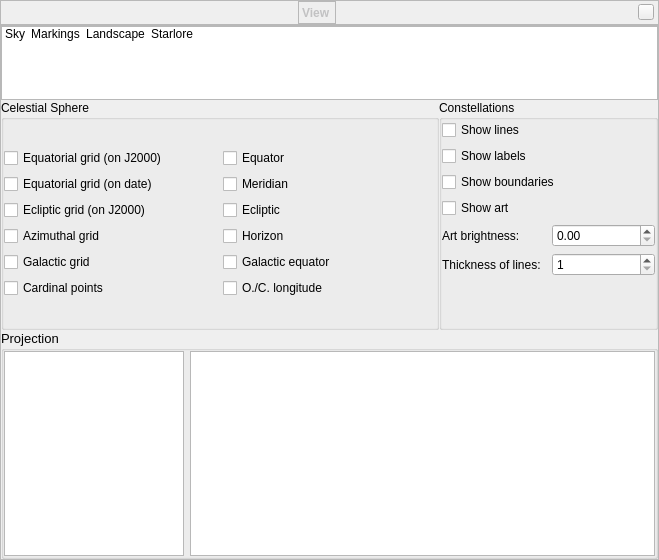
Before: the Qt Designer form src/gui/viewDialog.ui in 519984307/stellarium_src, drawn with Qt 5.
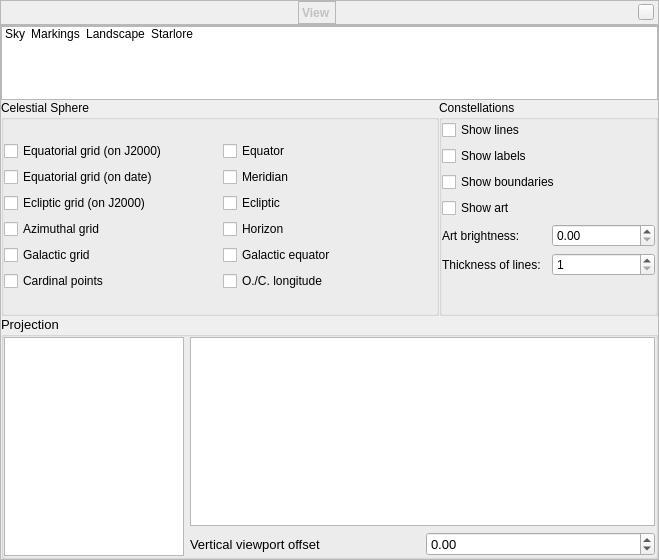
After: the same form once the commit is applied. The open tabs and pages were chosen to show the change. Icons and pictures are not drawn. Custom widgets are drawn as their Qt base class.

Commit message: Added viewport center offset. Useful e.g. to shift horizon down to show more of the sky. This adds config values projection/viewport_center_offset_x, projection/viewport_center_offset_y, relative to screen size. The GUI allows only vertical shift (I don't see horizontal shift useful) The shift range limits are not worked out yet, some projections misbehave (crash).

What changed in the file:
```diff
--- a/src/gui/viewDialog.ui
+++ b/src/gui/viewDialog.ui
@@ -1636,12 +1636,40 @@
               </widget>
              </item>
              <item>
+              <layout class="QVBoxLayout" name="projectionDetailsVerticalLayout">
+               <item>
               <widget class="QTextBrowser" name="projectionTextBrowser">
                <property name="openExternalLinks">
                 <bool>true</bool>
                </property>
               </widget>
              </item>
+               <item>
+                <layout class="QHBoxLayout" name="viewportOffsetHorizontalLayout">
+                 <item>
+                  <widget class="QLabel" name="viewportOffsetLabel">
+                   <property name="text">
+                    <string>Vertical viewport offset</string>
+                   </property>
+                  </widget>
+                 </item>
+                 <item>
+                  <widget class="QDoubleSpinBox" name="viewportOffsetSpinBox">
+                   <property name="minimum">
+                    <double>-0.500000000000000</double>
+                   </property>
+                   <property name="maximum">
+                    <double>0.500000000000000</double>
+                   </property>
+                   <property name="singleStep">
+                    <double>0.010000000000000</double>
+                   </property>
+                  </widget>
+                 </item>
+                </layout>
+               </item>
+              </layout>
+             </item>
             </layout>
            </widget>
           </item>
```
Left out of the diff: 1 changed line with no effect on the pictures. Lines whose indentation alone changed are shown as unchanged. The commit also changes 4 other files.
